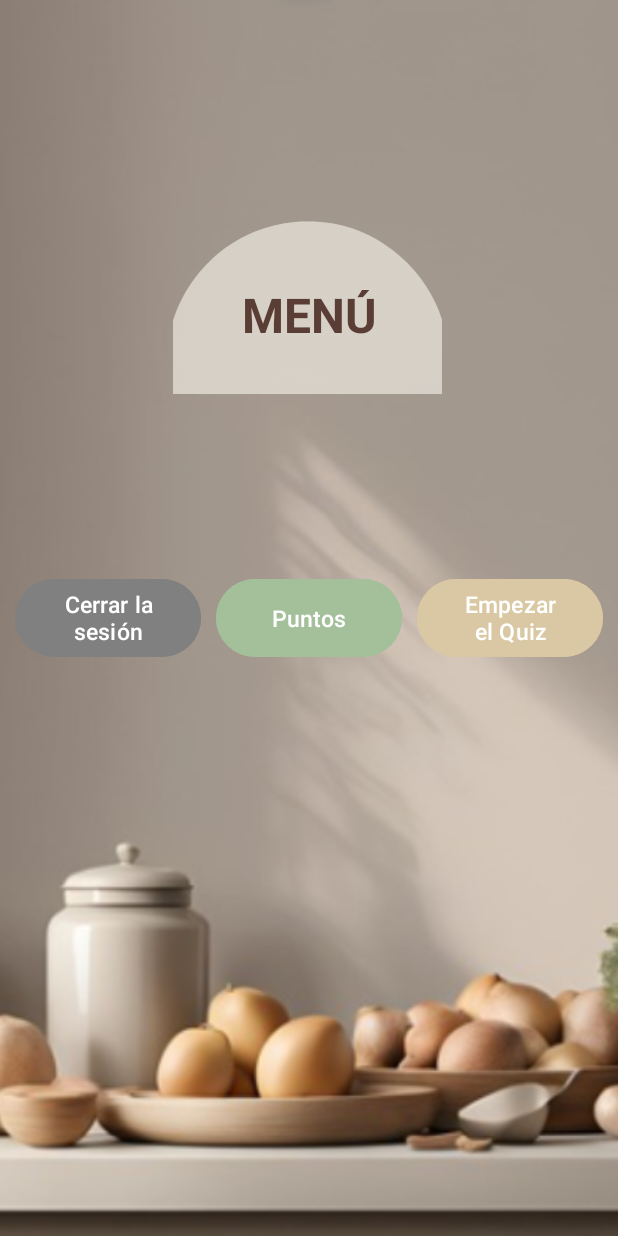
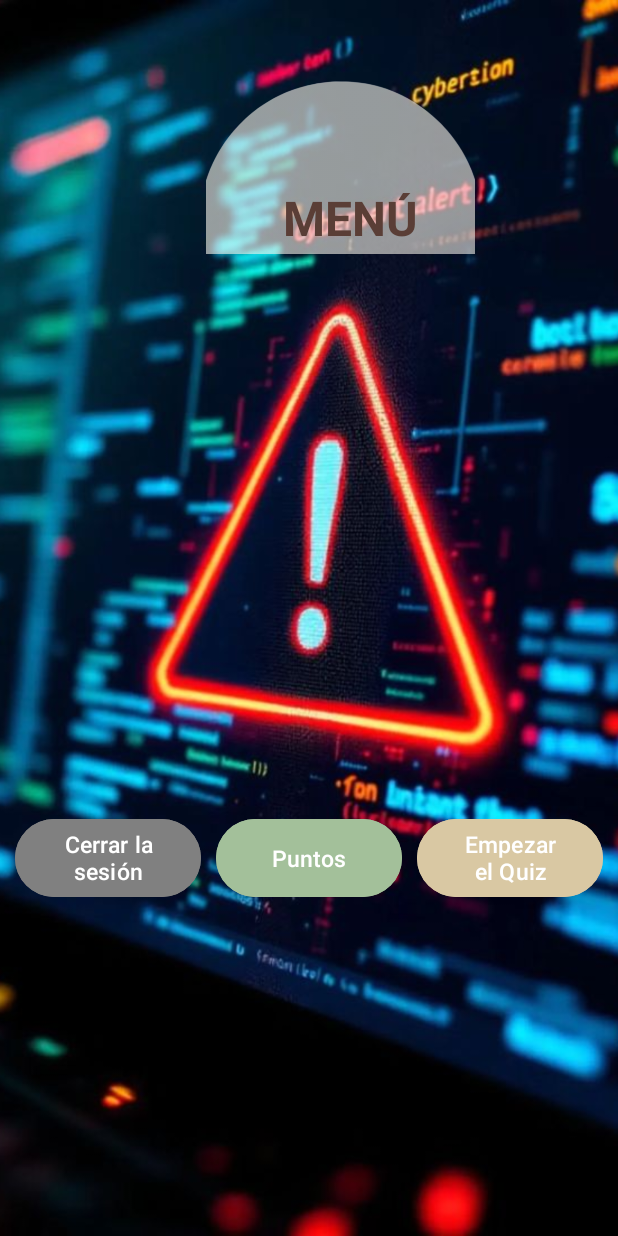
Before and after one commit to nataliagarcia2004/CIBERQUIZ_P1, an Android app: the Menu screen opened directly, with no data from a screen before it, on a phone screen of 412 x 824 dp. Run offline under Robolectric (Android 15) with nearby library versions, the phone set to English and light mode, and no system bars.

Commit message:
cmabios pantallas

```diff
--- a/app/src/main/res/layout/activity_menu.xml
+++ b/app/src/main/res/layout/activity_menu.xml
@@ -12,20 +12,21 @@
         android:layout_width="0dp"
         android:layout_height="0dp"
         android:scaleType="centerCrop"
-        android:src="@drawable/fondo2"
+        android:src="@drawable/fondociberpantalla2"
+        app:layout_constraintBottom_toBottomOf="parent"
         app:layout_constraintEnd_toEndOf="parent"
         app:layout_constraintStart_toStartOf="parent"
-        app:layout_constraintTop_toTopOf="parent"
-        app:layout_constraintBottom_toBottomOf="parent" />
+        app:layout_constraintTop_toTopOf="parent" />
+
 
     <ImageView
         android:id="@+id/overlayImage"
         android:layout_width="190dp"
         android:layout_height="117dp"
-        android:layout_marginStart="110dp"
-        android:layout_marginTop="145dp"
+        android:layout_marginStart="132dp"
+        android:layout_marginTop="52dp"
+        android:alpha="0.6"
         android:scaleType="fitCenter"
-        android:alpha="0.6"
         android:src="@drawable/lunaaa"
         app:layout_constraintStart_toStartOf="parent"
         app:layout_constraintTop_toTopOf="parent" />
@@ -41,9 +42,10 @@
         android:textStyle="bold"
         app:layout_constraintBottom_toBottomOf="parent"
         app:layout_constraintEnd_toEndOf="parent"
+        app:layout_constraintHorizontal_bias="0.585"
         app:layout_constraintStart_toStartOf="parent"
         app:layout_constraintTop_toTopOf="parent"
-        app:layout_constraintVertical_bias="0.231" />
+        app:layout_constraintVertical_bias="0.147" />
 
     <Button
         android:id="@+id/button4"
@@ -51,24 +53,25 @@
         android:layout_height="60dp"
         android:layout_marginBottom="00dp"
         android:backgroundTint="#808080"
-        android:textColor="#FFFFFF"
         android:onClick="SalirApp"
         android:text="Cerrar la sesión"
+        android:textColor="#FFFFFF"
         android:textSize="15sp"
         app:layout_constraintBottom_toBottomOf="parent"
         app:layout_constraintEnd_toStartOf="@+id/button16"
+        app:layout_constraintHorizontal_chainStyle="spread"
         app:layout_constraintStart_toStartOf="parent"
         app:layout_constraintTop_toTopOf="parent"
-        app:layout_constraintHorizontal_chainStyle="spread"
-        app:layout_constraintWidth_percent="0.3"/>
+        app:layout_constraintVertical_bias="0.709"
+        app:layout_constraintWidth_percent="0.3" />
 
 
     <Button
         android:id="@+id/button16"
         android:layout_width="0dp"
         android:layout_height="60dp"
+        android:layout_marginBottom="00dp"
         android:backgroundTint="#A3C09A"
-        android:layout_marginBottom="00dp"
         android:onClick="Puntos"
         android:text="Puntos"
         android:textColor="#FFFFFF"
@@ -77,23 +80,24 @@
         app:layout_constraintEnd_toStartOf="@+id/button3"
         app:layout_constraintStart_toEndOf="@+id/button4"
         app:layout_constraintTop_toTopOf="parent"
-        app:layout_constraintWidth_percent="0.3"/>
-
+        app:layout_constraintVertical_bias="0.709"
+        app:layout_constraintWidth_percent="0.3" />
 
     <Button
         android:id="@+id/button3"
         android:layout_width="0dp"
         android:layout_height="60dp"
+        android:layout_marginBottom="00dp"
+        android:backgroundTint="#D9C8A3"
         android:onClick="Menu_Pregunta1"
         android:text="Empezar el Quiz"
-        android:layout_marginBottom="00dp"
+        android:textColor="#FFFFFF"
         android:textSize="15sp"
-        android:backgroundTint="#D9C8A3"
-        android:textColor="#FFFFFF"
         app:layout_constraintBottom_toBottomOf="parent"
         app:layout_constraintEnd_toEndOf="parent"
         app:layout_constraintStart_toEndOf="@+id/button16"
         app:layout_constraintTop_toTopOf="parent"
-        app:layout_constraintWidth_percent="0.3"/>
+        app:layout_constraintVertical_bias="0.709"
+        app:layout_constraintWidth_percent="0.3" />
 
 </androidx.constraintlayout.widget.ConstraintLayout>
--- a/app/src/main/res/layout/activity_pregunta1.xml
+++ b/app/src/main/res/layout/activity_pregunta1.xml
@@ -13,11 +13,13 @@
         android:layout_width="0dp"
         android:layout_height="0dp"
         android:scaleType="centerCrop"
-        android:src="@drawable/fondo"
+        android:src="@drawable/fondociber"
+        app:layout_constraintBottom_toBottomOf="parent"
         app:layout_constraintEnd_toEndOf="parent"
+        app:layout_constraintHorizontal_bias="0.0"
         app:layout_constraintStart_toStartOf="parent"
         app:layout_constraintTop_toTopOf="parent"
-        app:layout_constraintBottom_toBottomOf="parent" />
+        app:layout_constraintVertical_bias="1.0" />
 
     <TextView
         android:id="@+id/textView2"
--- a/app/src/main/res/layout/activity_pregunta2.xml
+++ b/app/src/main/res/layout/activity_pregunta2.xml
@@ -13,11 +13,11 @@
         android:layout_width="0dp"
         android:layout_height="0dp"
         android:scaleType="centerCrop"
-        android:src="@drawable/fondo"
+        android:src="@drawable/fondociber"
+        app:layout_constraintBottom_toBottomOf="parent"
         app:layout_constraintEnd_toEndOf="parent"
         app:layout_constraintStart_toStartOf="parent"
-        app:layout_constraintTop_toTopOf="parent"
-        app:layout_constraintBottom_toBottomOf="parent" />
+        app:layout_constraintTop_toTopOf="parent" />
 
     <TextView
         android:id="@+id/textView3"
--- a/app/src/main/res/layout/activity_pregunta3.xml
+++ b/app/src/main/res/layout/activity_pregunta3.xml
@@ -14,11 +14,11 @@
         android:layout_width="0dp"
         android:layout_height="0dp"
         android:scaleType="centerCrop"
-        android:src="@drawable/fondo"
+        android:src="@drawable/fondociber"
+        app:layout_constraintBottom_toBottomOf="parent"
         app:layout_constraintEnd_toEndOf="parent"
         app:layout_constraintStart_toStartOf="parent"
-        app:layout_constraintTop_toTopOf="parent"
-        app:layout_constraintBottom_toBottomOf="parent" />
+        app:layout_constraintTop_toTopOf="parent" />
 
     <TextView
         android:id="@+id/textView4"
--- a/app/src/main/res/layout/activity_pregunta4.xml
+++ b/app/src/main/res/layout/activity_pregunta4.xml
@@ -13,11 +13,11 @@
         android:layout_width="0dp"
         android:layout_height="0dp"
         android:scaleType="centerCrop"
-        android:src="@drawable/fondo"
+        android:src="@drawable/fondociber"
+        app:layout_constraintBottom_toBottomOf="parent"
         app:layout_constraintEnd_toEndOf="parent"
         app:layout_constraintStart_toStartOf="parent"
-        app:layout_constraintTop_toTopOf="parent"
-        app:layout_constraintBottom_toBottomOf="parent" />
+        app:layout_constraintTop_toTopOf="parent" />
 
     <TextView
         android:id="@+id/textView5"
--- a/app/src/main/res/layout/activity_pregunta5.xml
+++ b/app/src/main/res/layout/activity_pregunta5.xml
@@ -13,11 +13,11 @@
         android:layout_width="0dp"
         android:layout_height="0dp"
         android:scaleType="centerCrop"
-        android:src="@drawable/fondo"
+        android:src="@drawable/fondociber"
+        app:layout_constraintBottom_toBottomOf="parent"
         app:layout_constraintEnd_toEndOf="parent"
         app:layout_constraintStart_toStartOf="parent"
-        app:layout_constraintTop_toTopOf="parent"
-        app:layout_constraintBottom_toBottomOf="parent" />
+        app:layout_constraintTop_toTopOf="parent" />
 
     <TextView
         android:id="@+id/textView6"
```
Also changed, not shown: app/src/main/res/drawable/fondociber.jpg (added), app/src/main/res/drawable/fondociberpantalla2.jpg (added), app/src/main/res/drawable/fondopantallainicio.jpg (added).
